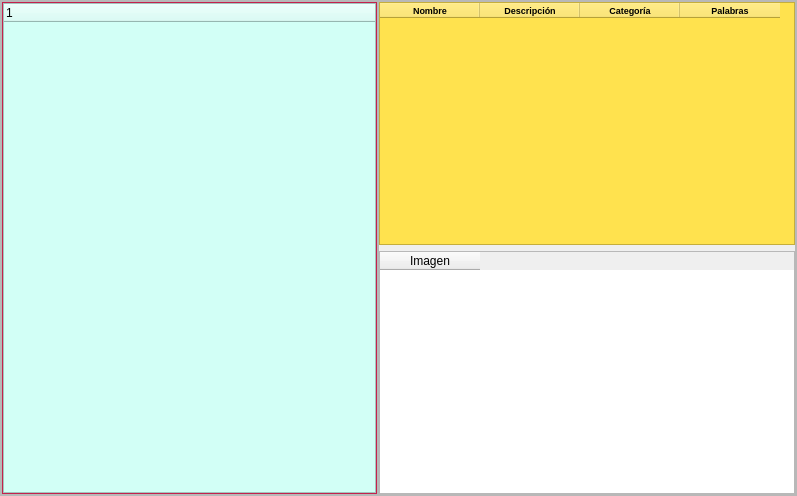
The window that w_arbol.ui (diegoorta81/listas) describes before a commit, drawn with Qt 5.
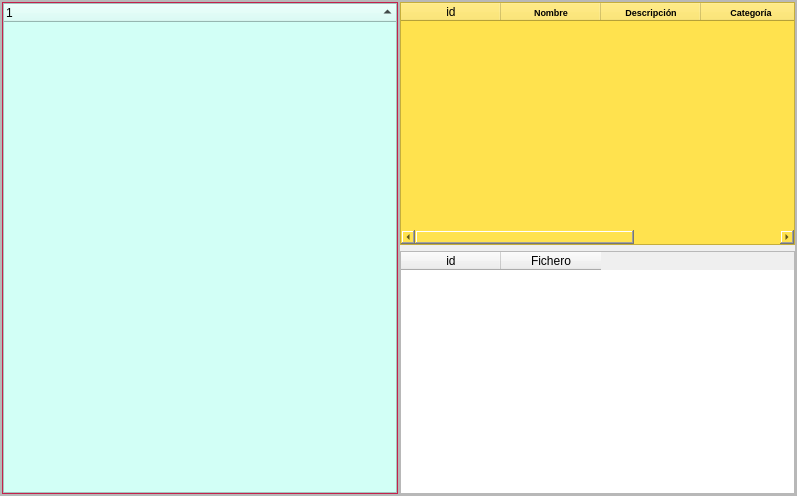
The same window after the commit.

```diff
--- a/w_arbol.ui
+++ b/w_arbol.ui
@@ -155,6 +155,15 @@
               <property name="indentation">
                <number>20</number>
               </property>
+              <property name="sortingEnabled">
+               <bool>true</bool>
+              </property>
+              <property name="allColumnsShowFocus">
+               <bool>true</bool>
+              </property>
+              <attribute name="headerStretchLastSection">
+               <bool>true</bool>
+              </attribute>
               <column>
                <property name="text">
                 <string notr="true">1</string>
@@ -201,7 +210,7 @@
             <string notr="true">background-color: rgb(255, 226, 78);</string>
            </property>
            <property name="sizeAdjustPolicy">
-            <enum>QAbstractScrollArea::AdjustToContents</enum>
+            <enum>QAbstractScrollArea::AdjustIgnored</enum>
            </property>
            <property name="tabKeyNavigation">
             <bool>false</bool>
@@ -209,6 +218,20 @@
            <property name="dragDropOverwriteMode">
             <bool>false</bool>
            </property>
+           <attribute name="horizontalHeaderHighlightSections">
+            <bool>true</bool>
+           </attribute>
+           <attribute name="verticalHeaderVisible">
+            <bool>false</bool>
+           </attribute>
+           <attribute name="verticalHeaderHighlightSections">
+            <bool>false</bool>
+           </attribute>
+           <column>
+            <property name="text">
+             <string>id</string>
+            </property>
+           </column>
            <column>
             <property name="text">
              <string>Nombre</string>
@@ -267,9 +290,17 @@
              <height>16777215</height>
             </size>
            </property>
+           <property name="showGrid">
+            <bool>true</bool>
+           </property>
            <column>
             <property name="text">
-             <string>Imagen</string>
+             <string>id</string>
+            </property>
+           </column>
+           <column>
+            <property name="text">
+             <string>Fichero</string>
             </property>
            </column>
           </widget>
```
